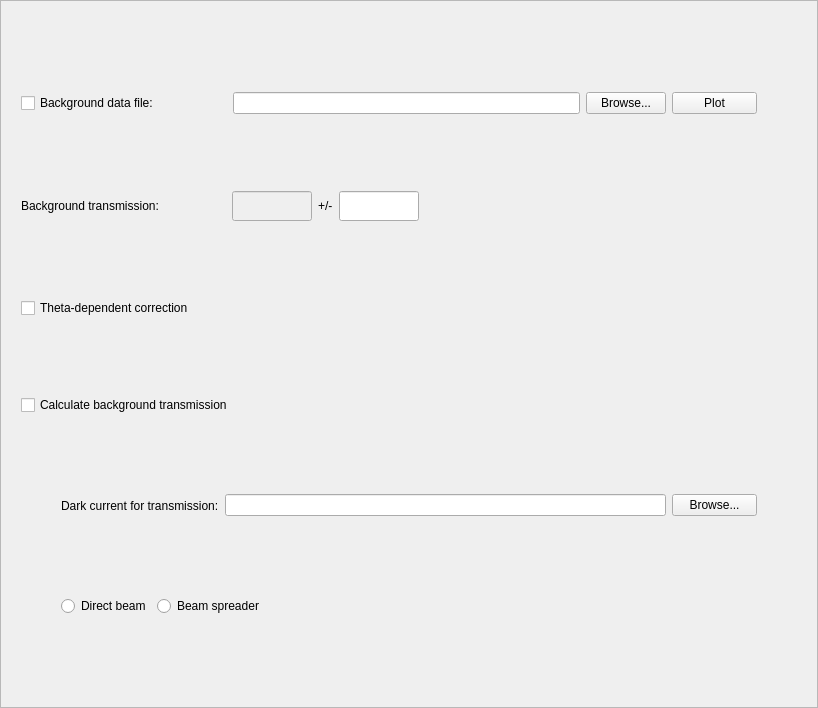
This is Code/Mantid/Scripts/Interface/ui/sans/hfir_background.ui in mantidproject/mantid as Qt 5 draws it before an edit. The edited form follows.
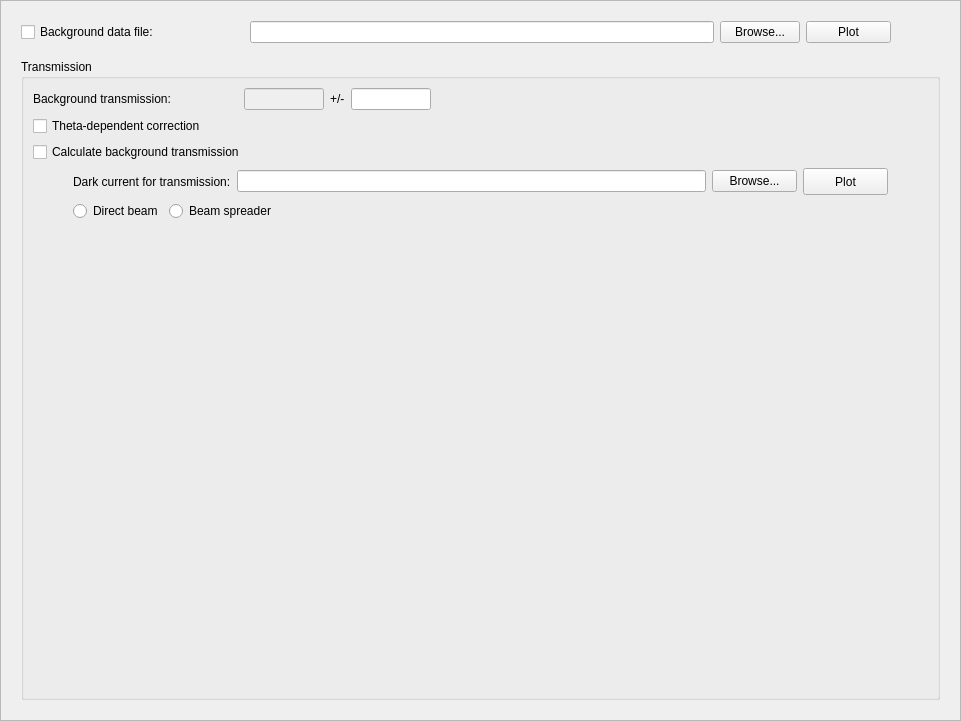
This is the edited form.

The edit to the form file:
```diff
--- a/Code/Mantid/Scripts/Interface/ui/sans/hfir_background.ui
+++ b/Code/Mantid/Scripts/Interface/ui/sans/hfir_background.ui
@@ -9,8 +9,8 @@
    <rect>
     <x>0</x>
     <y>0</y>
-    <width>818</width>
-    <height>708</height>
+    <width>961</width>
+    <height>721</height>
    </rect>
   </property>
   <property name="windowTitle">
@@ -36,8 +36,8 @@
        <rect>
         <x>0</x>
         <y>0</y>
-        <width>803</width>
-        <height>672</height>
+        <width>941</width>
+        <height>701</height>
        </rect>
       </property>
       <layout class="QVBoxLayout" name="verticalLayout_2">
@@ -46,7 +46,7 @@
          <item>
           <widget class="QCheckBox" name="background_chk">
            <property name="sizePolicy">
-            <sizepolicy hsizetype="Fixed" vsizetype="Fixed">
+            <sizepolicy hsizetype="Fixed" vsizetype="Preferred">
              <horstretch>0</horstretch>
              <verstretch>0</verstretch>
             </sizepolicy>
@@ -75,7 +75,7 @@
            </property>
            <property name="sizeHint" stdset="0">
             <size>
-             <width>68</width>
+             <width>85</width>
              <height>20</height>
             </size>
            </property>
@@ -148,7 +148,7 @@
            </property>
            <property name="sizeHint" stdset="0">
             <size>
-             <width>40</width>
+             <width>49</width>
              <height>20</height>
             </size>
            </property>
@@ -156,6 +156,28 @@
          </item>
         </layout>
        </item>
+       <item>
+        <spacer name="verticalSpacer">
+         <property name="orientation">
+          <enum>Qt::Vertical</enum>
+         </property>
+         <property name="sizeType">
+          <enum>QSizePolicy::Fixed</enum>
+         </property>
+         <property name="sizeHint" stdset="0">
+          <size>
+           <width>20</width>
+           <height>10</height>
+          </size>
+         </property>
+        </spacer>
+       </item>
+       <item>
+        <widget class="QGroupBox" name="transmission_grpbox">
+         <property name="title">
+          <string>Transmission</string>
+         </property>
+         <layout class="QVBoxLayout" name="verticalLayout_3">
        <item>
         <layout class="QHBoxLayout" name="horizontalLayout">
          <item>
@@ -369,6 +391,25 @@
            </property>
           </widget>
          </item>
+            <item>
+             <widget class="QPushButton" name="trans_dark_current_plot_button">
+              <property name="minimumSize">
+               <size>
+                <width>85</width>
+                <height>27</height>
+               </size>
+              </property>
+              <property name="maximumSize">
+               <size>
+                <width>85</width>
+                <height>16777215</height>
+               </size>
+              </property>
+              <property name="text">
+               <string>Plot</string>
+              </property>
+             </widget>
+            </item>
          <item>
           <spacer name="horizontalSpacer_6">
            <property name="orientation">
@@ -442,6 +483,22 @@
        </item>
        <item>
         <layout class="QVBoxLayout" name="widget_placeholder"/>
+          </item>
+          <item>
+           <spacer name="verticalSpacer_2">
+            <property name="orientation">
+             <enum>Qt::Vertical</enum>
+            </property>
+            <property name="sizeHint" stdset="0">
+             <size>
+              <width>20</width>
+              <height>40</height>
+             </size>
+            </property>
+           </spacer>
+          </item>
+         </layout>
+        </widget>
        </item>
       </layout>
      </widget>
```
Lines whose indentation alone changed are shown as unchanged.
